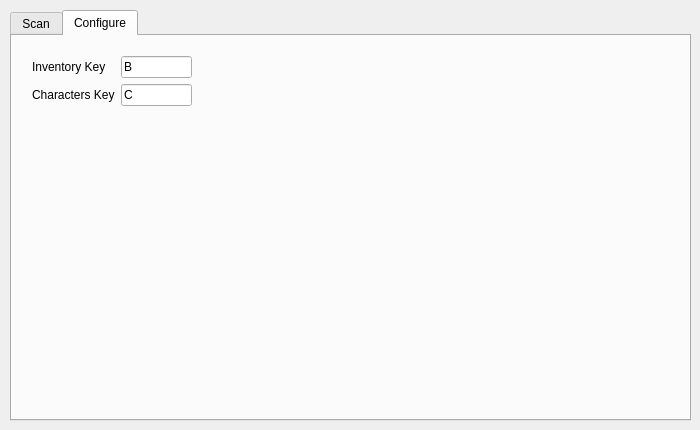
kel-z/HSR-Scanner, file src/ui/hsr_scanner.ui: the form before one commit.
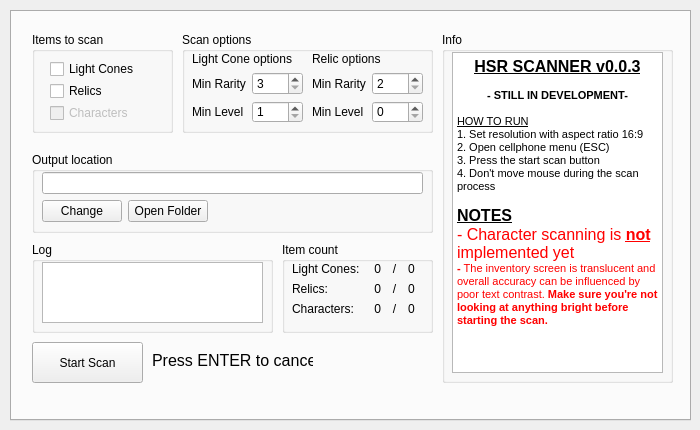
The form after the commit. The open tabs and pages were chosen to show the change.

What changed in the file:
```diff
--- a/src/ui/hsr_scanner.ui
+++ b/src/ui/hsr_scanner.ui
@@ -42,6 +42,9 @@
     <bool>true</bool>
    </property>
    <widget class="QTabWidget" name="tabWidget">
+    <property name="enabled">
+     <bool>true</bool>
+    </property>
     <property name="geometry">
      <rect>
       <x>10</x>
@@ -53,9 +56,15 @@
     <property name="autoFillBackground">
      <bool>false</bool>
     </property>
+    <property name="tabPosition">
+     <enum>QTabWidget::North</enum>
+    </property>
     <property name="currentIndex">
      <number>0</number>
     </property>
+    <property name="tabBarAutoHide">
+     <bool>true</bool>
+    </property>
     <widget class="QWidget" name="tab">
      <attribute name="title">
       <string>Scan</string>
@@ -488,7 +497,7 @@
 &lt;html&gt;&lt;head&gt;&lt;meta name=&quot;qrichtext&quot; content=&quot;1&quot; /&gt;&lt;style type=&quot;text/css&quot;&gt;
 p, li { white-space: pre-wrap; }
 &lt;/style&gt;&lt;/head&gt;&lt;body style=&quot; font-family:'MS Shell Dlg 2'; font-size:8.25pt; font-weight:400; font-style:normal;&quot;&gt;
-&lt;p align=&quot;center&quot; style=&quot; margin-top:0px; margin-bottom:0px; margin-left:0px; margin-right:0px; -qt-block-indent:0; text-indent:0px;&quot;&gt;&lt;span style=&quot; font-size:12pt; font-weight:600; text-decoration: underline;&quot;&gt;HSR SCANNER v0.0.2&lt;/span&gt;&lt;/p&gt;
+&lt;p align=&quot;center&quot; style=&quot; margin-top:0px; margin-bottom:0px; margin-left:0px; margin-right:0px; -qt-block-indent:0; text-indent:0px;&quot;&gt;&lt;span style=&quot; font-size:12pt; font-weight:600; text-decoration: underline;&quot;&gt;HSR SCANNER v0.0.3&lt;/span&gt;&lt;/p&gt;
 &lt;p style=&quot;-qt-paragraph-type:empty; margin-top:0px; margin-bottom:0px; margin-left:0px; margin-right:0px; -qt-block-indent:0; text-indent:0px;&quot;&gt;&lt;br /&gt;&lt;/p&gt;
 &lt;p align=&quot;center&quot; style=&quot; margin-top:0px; margin-bottom:0px; margin-left:0px; margin-right:0px; -qt-block-indent:0; text-indent:0px;&quot;&gt;&lt;span style=&quot; font-weight:600;&quot;&gt;- STILL IN DEVELOPMENT-&lt;/span&gt;&lt;/p&gt;
 &lt;p align=&quot;center&quot; style=&quot;-qt-paragraph-type:empty; margin-top:0px; margin-bottom:0px; margin-left:0px; margin-right:0px; -qt-block-indent:0; text-indent:0px;&quot;&gt;&lt;br /&gt;&lt;/p&gt;
@@ -549,54 +558,6 @@
       </widget>
      </widget>
     </widget>
-    <widget class="QWidget" name="tab_2">
-     <attribute name="title">
-      <string>Configure</string>
-     </attribute>
-     <widget class="QWidget" name="formLayoutWidget_4">
-      <property name="geometry">
-       <rect>
-        <x>20</x>
-        <y>20</y>
-        <width>160</width>
-        <height>80</height>
-       </rect>
-      </property>
-      <layout class="QFormLayout" name="formLayout_5">
-       <item row="0" column="0">
-        <widget class="QLabel" name="label_9">
-         <property name="text">
-          <string>Inventory Key</string>
-         </property>
-        </widget>
-       </item>
-       <item row="0" column="1">
-        <widget class="QLineEdit" name="lineEditInventoryKey">
-         <property name="text">
-          <string>B</string>
-         </property>
-         <property name="maxLength">
-          <number>1</number>
-         </property>
-        </widget>
-       </item>
-       <item row="1" column="0">
-        <widget class="QLabel" name="label_10">
-         <property name="text">
-          <string>Characters Key</string>
-         </property>
-        </widget>
-       </item>
-       <item row="1" column="1">
-        <widget class="QLineEdit" name="lineEditCharacterKey">
-         <property name="text">
-          <string>C</string>
-         </property>
-        </widget>
-       </item>
-      </layout>
-     </widget>
-    </widget>
    </widget>
   </widget>
  </widget>
```
Left out of the diff: 2 changed lines with no effect on the pictures.
